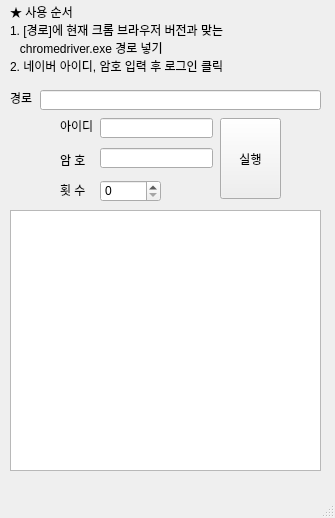
Above: naver_poketmon/poketmon.ui from Flowerkh/python before the change. Below: the same form after it.
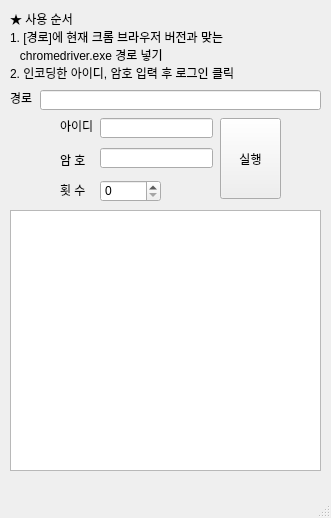
That is the form after the change.

Commit message: 매크로 구매 프로그램 v2.0

Patch:
```diff
--- a/naver_poketmon/poketmon.ui
+++ b/naver_poketmon/poketmon.ui
@@ -6,7 +6,7 @@
    <rect>
     <x>0</x>
     <y>0</y>
-    <width>335</width>
+    <width>331</width>
     <height>518</height>
    </rect>
   </property>
@@ -66,8 +66,7 @@
      <string>★ 사용 순서
 1. [경로]에 현재 크롬 브라우저 버전과 맞는
    chromedriver.exe 경로 넣기
-2. 네이버 아이디, 암호 입력 후 로그인 클릭
-     </string>
+2. 인코딩한 아이디, 암호 입력 후 로그인 클릭</string>
     </property>
    </widget>
    <widget class="QLabel" name="label_2">
```
Left out of the diff: 2 changed lines with no effect on the pictures.
